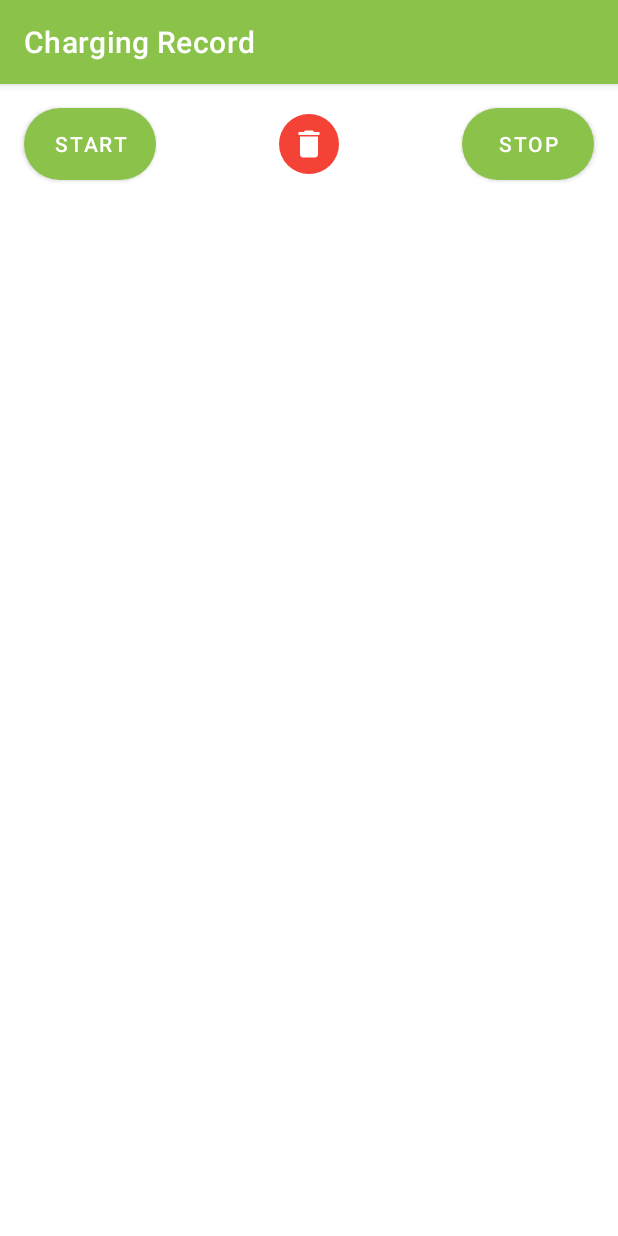
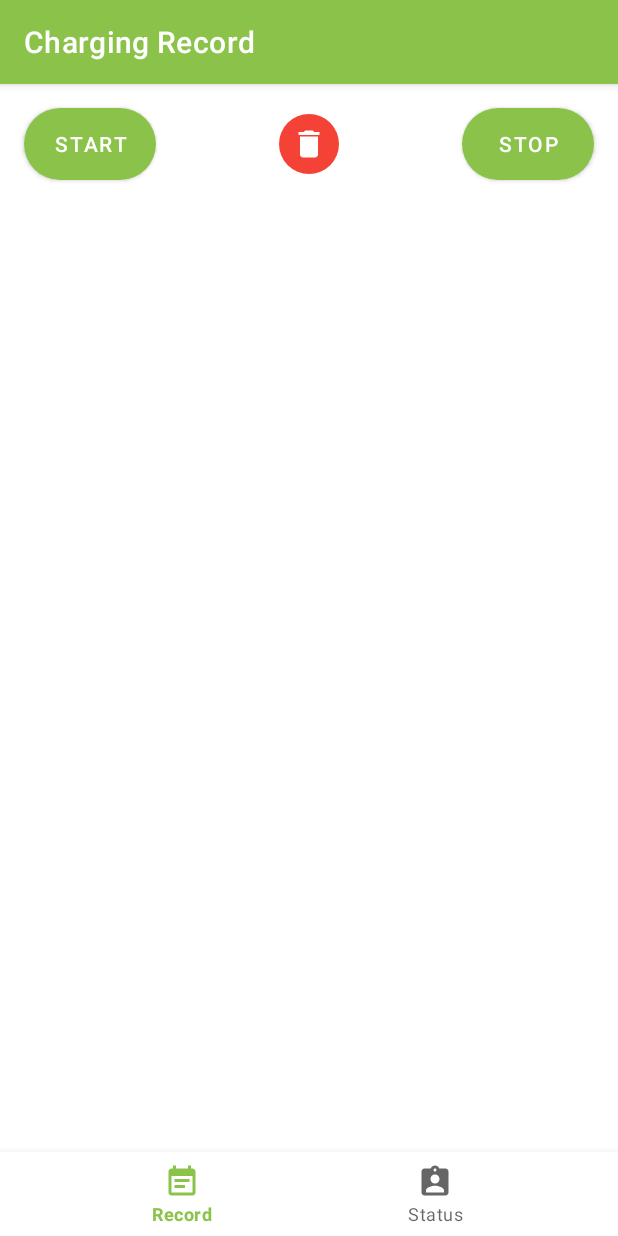
Before and after one commit to thomyfarhan/charging-record, an Android app: the screen it shows after launch (MainActivity), on a phone screen of 412 x 824 dp. Run offline under Robolectric (Android 15) with nearby library versions, the phone set to English and light mode, and no system bars; our stand-ins replace Room's generated code, data binding; 4 statements that could not run were skipped.

Commit message:
[Activity Main] Add Bottom Navigation to layout

```diff
--- a/app/src/main/res/layout/activity_main.xml
+++ b/app/src/main/res/layout/activity_main.xml
@@ -16,5 +16,15 @@
             app:navGraph="@navigation/navigation_main"
             app:defaultNavHost="true"/>
 
+        <com.google.android.material.bottomnavigation.BottomNavigationView
+            android:id="@+id/nav_bottom_main"
+            android:layout_width="match_parent"
+            android:layout_height="wrap_content"
+            android:background="?android:attr/windowBackground"
+            app:layout_constraintStart_toStartOf="parent"
+            app:layout_constraintEnd_toEndOf="parent"
+            app:layout_constraintBottom_toBottomOf="parent"
+            app:menu="@menu/menu_navbottom"/>
+
     </androidx.constraintlayout.widget.ConstraintLayout>
 </layout>
```
